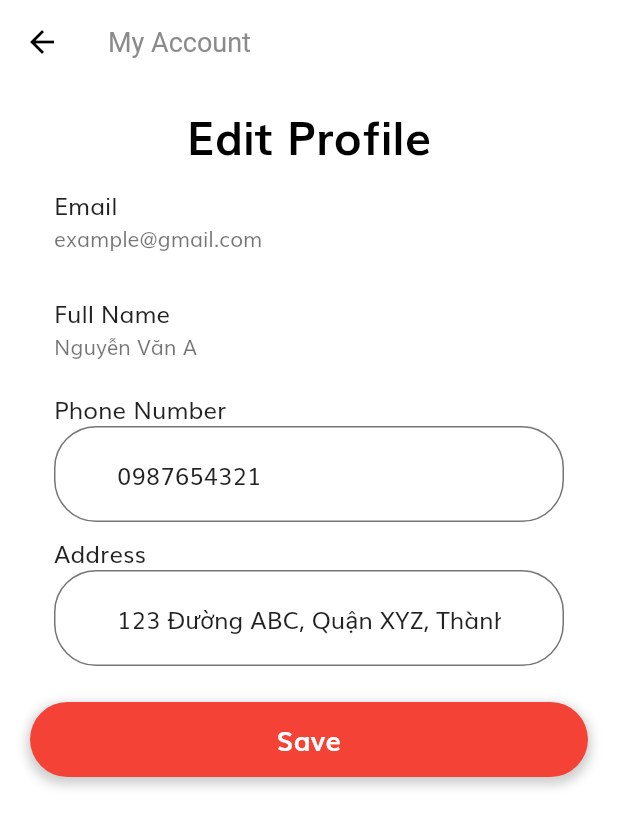
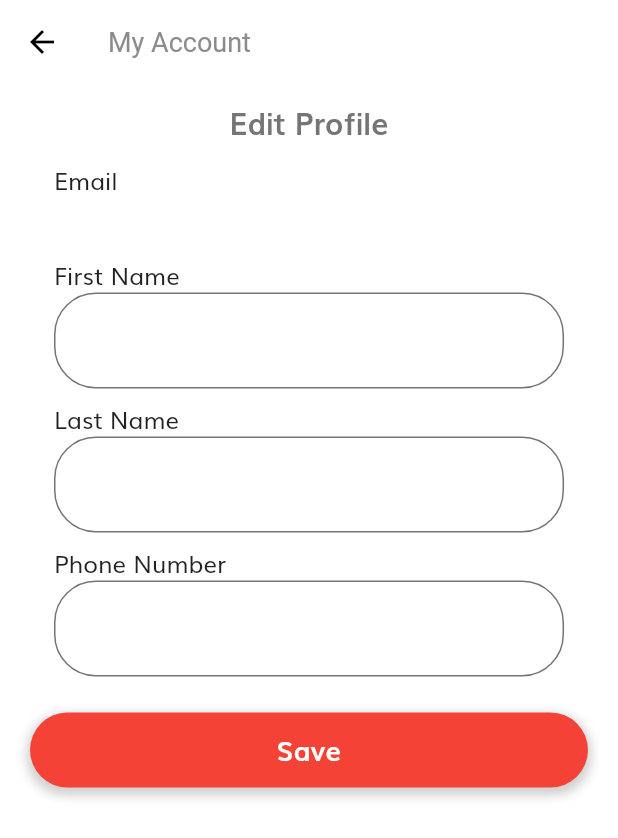
Before and after one commit to hieu20022002/ecommerce, a Flutter app: the ProfileScreen screen opened by its route, item 4 of the bottom bar chosen, after a tap on "My Account", on a phone screen of 412 x 824 dp. Shown: the top 838 px of the screen. Run offline on Flutter 3.47's test engine with Material 2 defaults, Android fonts, the phone set to English and light mode, and no system bars; our stand-ins replace cloud_firestore, firebase_auth, firebase_core, flutter_svg, shared_preferences; accounts and stored records are empty.

Commit message:
fix code myaccount and fix code complete profile form

```diff
--- a/lib/models/Adress.dart
+++ b/lib/models/Adress.dart
@@ -11,7 +11,7 @@ class Address {
 
   factory Address.fromDocument(DocumentSnapshot doc) {
     return Address(
-      id: doc.id,
+      id: doc['id'],
       userId: doc['user_id'],
       receiver: doc['receiver'],
       phoneNumber: doc['phonenumber'],
--- a/lib/models/Category.dart
+++ b/lib/models/Category.dart
@@ -1,13 +1,14 @@
 import 'package:cloud_firestore/cloud_firestore.dart';
 
 class Category {
-  String name;
+  String name,id;
 
-  Category({required this.name});
+  Category({required this.name,required this.id });
   factory Category.fromFirestore(DocumentSnapshot doc) {
     Map<String, dynamic> data = doc.data() as Map<String, dynamic>;
     return Category(
       name: data['name'],
+      id: data['id']
     );
   }
   List<Category> categories = [];
--- a/lib/models/User.dart
+++ b/lib/models/User.dart
@@ -2,15 +2,15 @@ import 'package:cloud_firestore/cloud_firestore.dart';
 
 class User {
   String? id;
-  final String? firstName;
-  final String? lastName;
-  final String? email;
-  final String? phonenumber;
-  final String? password;
-  final DateTime? created_at;
-  final DateTime? modified_at;
-  final String? image_url;
-  final int? code;
+  String? firstName;
+  String? lastName;
+  String? email;
+  String? phonenumber;
+  String? password;
+  DateTime? created_at;
+  DateTime? modified_at;
+  String? image_url;
+  int? code;
 
   User({
     this.id,
@@ -28,14 +28,18 @@ class User {
   factory User.fromDocument(DocumentSnapshot doc) {
     Map<String, dynamic> data = doc.data() as Map<String, dynamic>;
     return User(
-      id: doc.id,
+      id: data['id'],
       firstName: data['firstName'],
       lastName: data['lastName'],
       email: data['email'],
       phonenumber: data['phonenumber'],
       password: data['password'],
-      created_at: data['created_at'] != null ? DateTime.parse(data['created_at']) : null,
-      modified_at: data['modified_at'] != null ? DateTime.parse(data['modified_at']) : null,
+      created_at: data['created_at'] != null
+          ? DateTime.parse(data['created_at'])
+          : null,
+      modified_at: data['modified_at'] != null
+          ? DateTime.parse(data['modified_at'])
+          : null,
       image_url: data['image_url'],
       code: data['code'],
     );
@@ -43,20 +47,42 @@ class User {
 
   Map<String, dynamic> toDocument() {
     return {
+      'id': id,
       'firstName': firstName,
       'lastName': lastName,
       'email': email,
       'phonenumber': phonenumber,
       'password': password,
       'created_at': created_at != null ? created_at?.toIso8601String() : null,
-      'modified_at': modified_at != null ? modified_at?.toIso8601String() : null,
+      'modified_at':
+          modified_at != null ? modified_at?.toIso8601String() : null,
       'image_url': image_url,
       'code': code,
     };
   }
+    void fromDocumentSnapshot(DocumentSnapshot snapshot) {
+    Map<String, dynamic>? data = snapshot.data() as Map<String, dynamic>?;
+    if (data != null) {
+      id = data['id'] ?? '';
+      firstName = data['firstName'] ?? '';
+      lastName = data['lastName'] ?? '';
+      email = data['email'] ?? '';
+      phonenumber = data['phonenumber'] ?? '';
+      password = data['password'] ?? '';
+      created_at = data['created_at'] != null
+          ? DateTime.parse(data['created_at'])
+          : null;
+      modified_at = data['modified_at'] != null
+          ? DateTime.parse(data['modified_at'])
+          : null;
+      image_url = data['image_url'] ?? '';
+      code = data['code'] ?? 0;
+    }
+  }
 
   static Future<User?> getById(String id) async {
-    final snapshot = await FirebaseFirestore.instance.collection('users').doc(id).get();
+    final snapshot =
+        await FirebaseFirestore.instance.collection('users').doc(id).get();
     if (!snapshot.exists) {
       return null;
     }
@@ -66,7 +92,10 @@ class User {
   }
 
   static Future<User?> getByEmail(String email) async {
-    final snapshot = await FirebaseFirestore.instance.collection('User').where('email', isEqualTo: email).get();
+    final snapshot = await FirebaseFirestore.instance
+        .collection('User')
+        .where('email', isEqualTo: email)
+        .get();
     if (snapshot.docs.isEmpty) {
       return null;
     }
@@ -85,6 +114,12 @@ class User {
       id = docRef.id;
     }
   }
+  Future<void> SignUp() async {
+    final data = toDocument();
+
+    final docRef =
+        await FirebaseFirestore.instance.collection('User').doc(id).set(data);
+  }
 
   Future<void> delete() async {
     await FirebaseFirestore.instance.collection('User').doc(id).delete();
--- a/lib/screens/complete_profile/components/complete_profile_form.dart
+++ b/lib/screens/complete_profile/components/complete_profile_form.dart
@@ -37,6 +37,7 @@ class _CompleteProfileFormState extends State<CompleteProfileForm> {
           .createUserWithEmailAndPassword(email: email, password: password);
       final user = FirebaseAuth.instance.currentUser;
       final newUser = MyUser.User(
+        id:  user?.uid,
         firstName: firstName,
         lastName: lastName,
         phonenumber: phoneNumber,
@@ -44,9 +45,9 @@ class _CompleteProfileFormState extends State<CompleteProfileForm> {
         modified_at: DateTime.now(),
         created_at: DateTime.now(),
       );
-      await newUser.save();
+      await newUser.SignUp();
       final newAdress = Address(
-          userId: user?.uid,
+          userId: newUser.id,
           addressLine: address,
           receiver: "${newUser.firstName} ${newUser.lastName}",
           phoneNumber: newUser.phonenumber);
--- a/lib/screens/my_account/my_account.dart
+++ b/lib/screens/my_account/my_account.dart
@@ -1,4 +1,9 @@
-import 'package:ecommerce/screens/constants.dart';
+import 'package:cloud_firestore/cloud_firestore.dart';
+import 'package:firebase_auth/firebase_auth.dart';
+import 'package:flutter/material.dart';
+import 'package:ecommerce/models/User.dart' as MyUser;
+import 'package:cloud_firestore/cloud_firestore.dart';
+import 'package:firebase_auth/firebase_auth.dart';
 import 'package:flutter/material.dart';
 
 class MyAccountScreen extends StatefulWidget {
@@ -8,28 +13,37 @@ class MyAccountScreen extends StatefulWidget {
 }
 
 class _MyAccountScreenState extends State<MyAccountScreen> {
+  FirebaseAuth _auth = FirebaseAuth.instance;
+  FirebaseFirestore _firestore = FirebaseFirestore.instance;
+
   // Khai báo các biến để lưu thông tin người dùng
-  String _email = 'example@gmail.com';
-  String _fullName = 'Nguyễn Văn A';
-  String _phoneNumber = '0987654321';
-  String _address = '123 Đường ABC, Quận XYZ, Thành phố HCM';
+  MyUser.User myaccount = new MyUser.User();
 
   // Khai báo các biến để lưu thông tin người dùng khi cập nhật
-  String _newPhoneNumber = '';
-  String _newAddress = '';
+  @override
+  void initState() {
+    super.initState();
+    _getUserInfo();
+  }
 
-  // Hàm để cập nhật thông tin người dùng
-  void _updateUserInfo() {
-    setState(() {
-      if (_newPhoneNumber != '') {
-        _phoneNumber = _newPhoneNumber;
-        _newPhoneNumber = '';
-      }
-      if (_newAddress != '') {
-        _address = _newAddress;
-        _newAddress = '';
-      }
-    });
+  void _getUserInfo() async {
+    User? user = _auth.currentUser;
+    if (user != null) {
+
+      DocumentSnapshot snapshot =
+          await _firestore.collection('User').doc(user.uid).get();
+      myaccount.fromDocumentSnapshot(snapshot);
+      setState(() {});
+    }
+  }
+    // Hàm để cập nhật thông tin người dùng
+  void _updateUserInfo() async {
+
+    if (myaccount != null) {
+      myaccount.modified_at=DateTime.now();
+      myaccount.save();
+      Navigator.pop(context);
+    }
   }
 
   @override
@@ -43,37 +57,38 @@ class _MyAccountScreenState extends State<MyAccountScreen> {
         children: [
           Text(
             "Edit Profile",
-            style: headingStyle,
+            style: TextStyle(fontSize: 20, fontWeight: FontWeight.bold),
             textAlign: TextAlign.center,
           ),
           ListTile(
             title: Text('Email'),
-            subtitle: Text(_email),
+            subtitle: Text(myaccount.email.toString()),
           ),
           ListTile(
-            title: Text('Full Name'),
-            subtitle: Text(_fullName),
+            title: Text('First Name'),
+            subtitle: TextField(
+              controller: TextEditingController(text: myaccount.firstName),
+               onChanged: (value){
+                myaccount.firstName = value;
+               }),
+          ),
+          ListTile(
+            title: Text('Last Name'),
+            subtitle: TextField(
+              controller: TextEditingController(text: myaccount.lastName),
+               onChanged: (value){
+                myaccount.lastName = value;
+               }),
           ),
           ListTile(
             title: Text('Phone Number'),
-            subtitle: TextFormField(
-              initialValue: _phoneNumber,
-              onChanged: (value) {
-                _newPhoneNumber = value;
-              },
-            ),
-          ),
-          ListTile(
-            title: Text('Address'),
-            subtitle: TextFormField(
-              initialValue: _address,
-              onChanged: (value) {
-                _newAddress = value;
-              },
-            ),
+            subtitle: TextField(
+              controller: TextEditingController(text: myaccount.phonenumber),
+               onChanged: (value){
+                myaccount.phonenumber = value;
+               }),
           ),
           SizedBox(height: 20),
-          //
           Container(
             width: double.infinity,
             height: 50,
```
